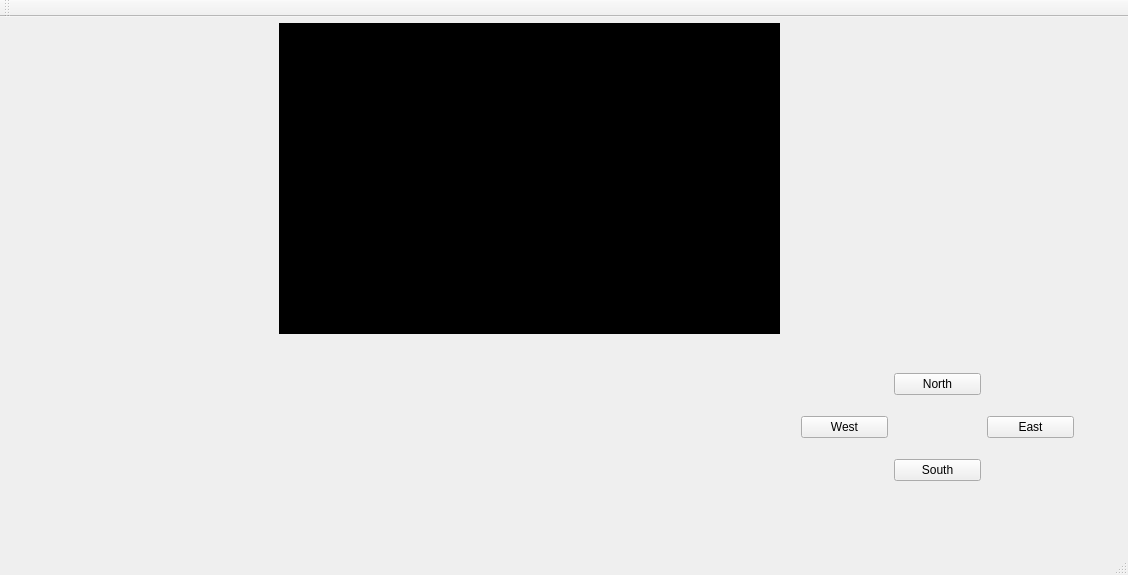
Old version of the form mainwindow.ui in the repository VelvetHawk/Zerk.
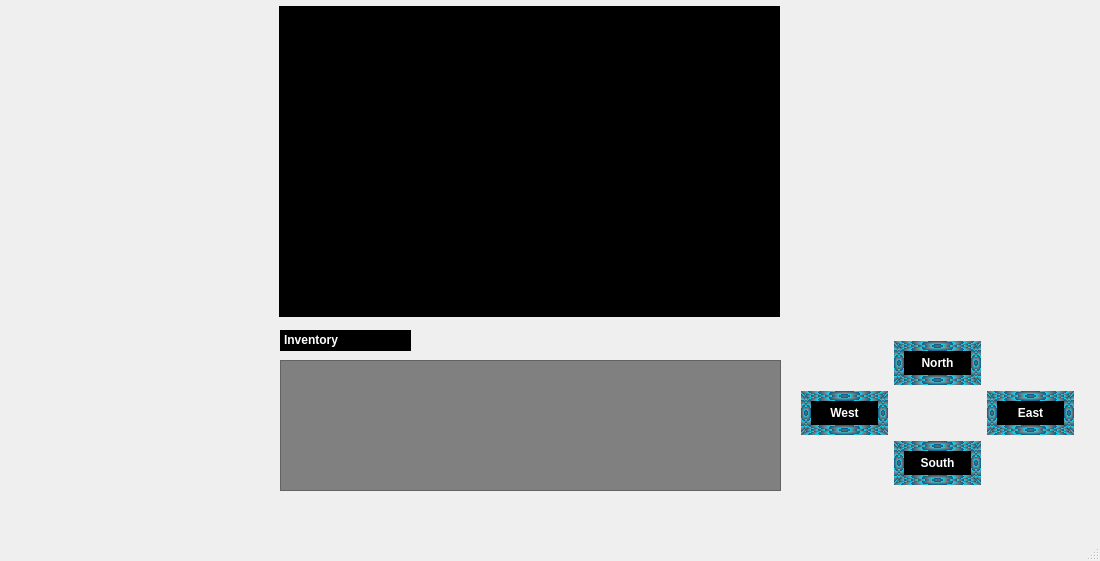
New version of the form. Icons and pictures are not drawn.

```diff
--- a/mainwindow.ui
+++ b/mainwindow.ui
@@ -6,8 +6,8 @@
    <rect>
     <x>0</x>
     <y>0</y>
-    <width>1128</width>
-    <height>575</height>
+    <width>1100</width>
+    <height>561</height>
    </rect>
   </property>
   <property name="sizePolicy">
@@ -19,6 +19,27 @@
   <property name="windowTitle">
    <string>MainWindow</string>
   </property>
+  <property name="styleSheet">
+   <string notr="true">QMainWindow {
+	border-image: url(&quot;:/images/animus&quot;) 0 0 0 0 stretch stretch;
+}
+
+#North, #East, #South, #West {
+	
+	/* background-color: qlineargradient(spread:pad, x1:1, y1:1, x2:1, y2:0, stop:0.373134 rgba(0, 223, 255, 255), stop:1 rgba(255, 255, 255, 255)); */
+	background-color: black;
+	color: white;
+	border: 10px solid qradialgradient(spread:repeat, cx:0.5, cy:0.5, radius:0.077, fx:0.5, fy:0.5, stop:0 rgba(0, 223, 255, 255), stop:0.497326 rgba(200, 200, 200, 147), stop:1 rgba(0, 169, 255, 147));
+	font-weight: bold;
+	border-radius: 25px;
+	height: 30px;
+}
+
+#North:hover, #East:hover, #South:hover, #West:hover {
+	background-color: qlineargradient(spread:pad, x1:1, y1:1, x2:1, y2:0, stop:0.373134 rgba(0, 223, 255, 255), stop:1 rgba(255, 255, 255, 255));
+	color: black;
+}</string>
+  </property>
   <widget class="QWidget" name="centralWidget">
    <widget class="QWidget" name="gridLayoutWidget">
     <property name="geometry">
@@ -26,26 +47,32 @@
       <x>790</x>
       <y>330</y>
       <width>295</width>
-      <height>161</height>
+      <height>166</height>
      </rect>
     </property>
-    <layout class="QGridLayout" name="gridLayout">
+    <layout class="QGridLayout" name="Directions">
      <item row="2" column="3">
-      <widget class="QPushButton" name="pushButton_3">
+      <widget class="QPushButton" name="East">
+       <property name="cursor">
+        <cursorShape>PointingHandCursor</cursorShape>
+       </property>
        <property name="text">
         <string>East</string>
        </property>
       </widget>
      </item>
      <item row="3" column="2">
-      <widget class="QPushButton" name="pushButton_4">
+      <widget class="QPushButton" name="South">
+       <property name="cursor">
+        <cursorShape>PointingHandCursor</cursorShape>
+       </property>
        <property name="text">
         <string>South</string>
        </property>
       </widget>
      </item>
      <item row="2" column="1">
-      <widget class="QPushButton" name="pushButton">
+      <widget class="QPushButton" name="West">
        <property name="sizeIncrement">
         <size>
          <width>1</width>
@@ -53,7 +80,7 @@
         </size>
        </property>
        <property name="cursor">
-        <cursorShape>UpArrowCursor</cursorShape>
+        <cursorShape>PointingHandCursor</cursorShape>
        </property>
        <property name="text">
         <string>West</string>
@@ -61,7 +88,10 @@
       </widget>
      </item>
      <item row="1" column="2">
-      <widget class="QPushButton" name="pushButton_2">
+      <widget class="QPushButton" name="North">
+       <property name="cursor">
+        <cursorShape>PointingHandCursor</cursorShape>
+       </property>
        <property name="text">
         <string>North</string>
        </property>
@@ -69,7 +99,7 @@
      </item>
     </layout>
    </widget>
-   <widget class="QScrollArea" name="scrollArea">
+   <widget class="QScrollArea" name="console">
     <property name="geometry">
      <rect>
       <x>279</x>
@@ -85,7 +115,7 @@
     <property name="widgetResizable">
      <bool>true</bool>
     </property>
-    <widget class="QWidget" name="scrollAreaWidgetContents">
+    <widget class="QWidget" name="consoleContents">
      <property name="geometry">
       <rect>
        <x>0</x>
@@ -94,27 +124,65 @@
        <height>309</height>
       </rect>
      </property>
+     <widget class="QListWidget" name="contentList">
+      <property name="geometry">
+       <rect>
+        <x>0</x>
+        <y>0</y>
+        <width>501</width>
+        <height>311</height>
+       </rect>
+      </property>
+      <property name="wordWrap">
+       <bool>true</bool>
+      </property>
+     </widget>
     </widget>
    </widget>
+   <widget class="QTableWidget" name="Inventory">
+    <property name="geometry">
+     <rect>
+      <x>280</x>
+      <y>360</y>
+      <width>501</width>
+      <height>131</height>
+     </rect>
+    </property>
+    <property name="styleSheet">
+     <string notr="true">background-color: grey;</string>
+    </property>
+   </widget>
+   <widget class="QLabel" name="label">
+    <property name="geometry">
+     <rect>
+      <x>280</x>
+      <y>330</y>
+      <width>131</width>
+      <height>21</height>
+     </rect>
+    </property>
+    <property name="styleSheet">
+     <string notr="true">background-color: rgb(0, 0, 0);
+color: rgb(255, 255, 255);
+font-weight: bold;
+padding: 1px;
+</string>
+    </property>
+    <property name="text">
+     <string>&lt;html&gt;&lt;head/&gt;&lt;body&gt;&lt;p&gt;Inventory&lt;/p&gt;&lt;/body&gt;&lt;/html&gt;</string>
+    </property>
+   </widget>
   </widget>
   <widget class="QMenuBar" name="menuBar">
    <property name="geometry">
     <rect>
      <x>0</x>
      <y>0</y>
-     <width>1128</width>
+     <width>1100</width>
      <height>26</height>
     </rect>
    </property>
   </widget>
-  <widget class="QToolBar" name="mainToolBar">
-   <attribute name="toolBarArea">
-    <enum>TopToolBarArea</enum>
-   </attribute>
-   <attribute name="toolBarBreak">
-    <bool>false</bool>
-   </attribute>
-  </widget>
   <widget class="QStatusBar" name="statusBar"/>
  </widget>
  <layoutdefault spacing="6" margin="11"/>
```
